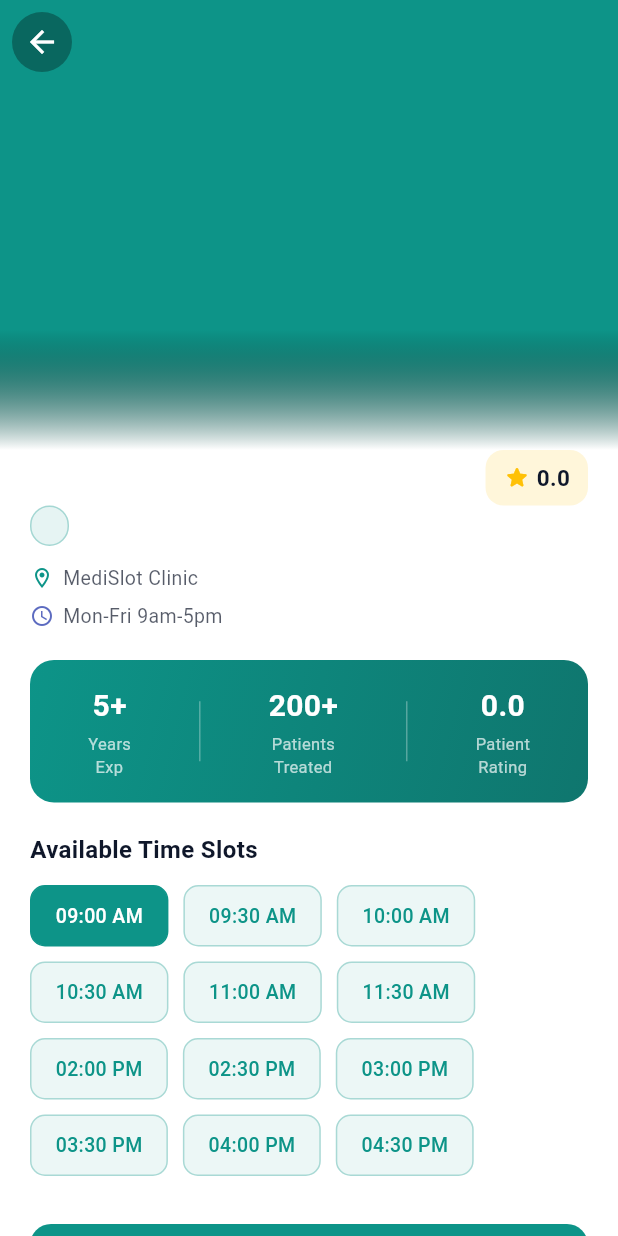
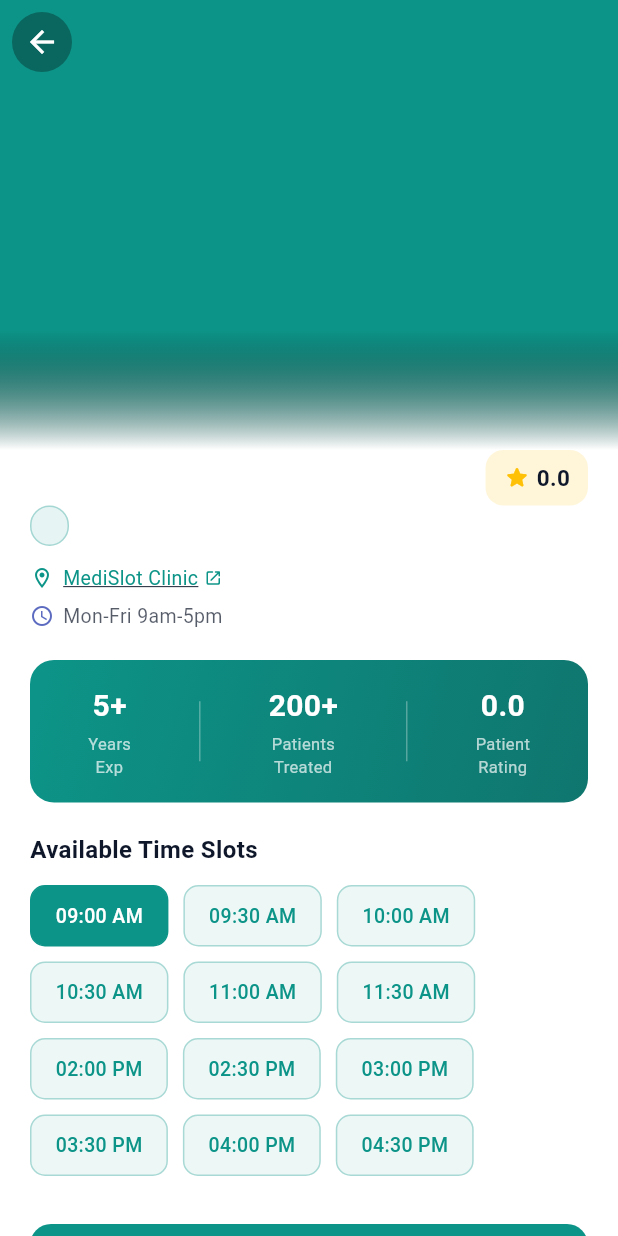
Before and after one commit to minna128/medislot_app, a Flutter app: the DoctorDetailScreen screen opened directly with empty values, after a tap on "09:00 AM", on a phone screen of 412 x 824 dp. Run offline on Flutter 3.47's test engine with Material 3 defaults, Android fonts, the phone set to English and light mode, and no system bars; our stand-ins replace cached_network_image, connectivity_plus, flutter_svg, geolocator, local_auth, shared_preferences and 1 more; accounts and stored records are empty; network calls fail; Roboto replaces fonts that are missing (Poppins); project files that could hold a hidden picture were left out.

Commit message:
GPS clinic distance, Google Maps integration, clinic locations updated

```diff
--- a/lib/screens/doctors/doctor_detail_screen.dart
+++ b/lib/screens/doctors/doctor_detail_screen.dart
@@ -2,6 +2,8 @@ import 'package:flutter/material.dart';
 import 'package:cached_network_image/cached_network_image.dart';
 import '../../data/models/doctor.dart';
 import '../booking/booking_screen.dart';
+import 'package:geolocator/geolocator.dart';
+import 'package:url_launcher/url_launcher.dart';
 
 class DoctorDetailScreen extends StatefulWidget {
   final Doctor doctor;
@@ -12,6 +14,85 @@ class DoctorDetailScreen extends StatefulWidget {
 }
 
 class _DoctorDetailScreenState extends State<DoctorDetailScreen> {
+  Future<void> _openInMaps() async {
+    final coords = _findCoords(widget.doctor.clinic);
+
+    if (coords == null) return;
+    final lat = coords[0];
+    final lng = coords[1];
+    final label = Uri.encodeComponent(widget.doctor.clinic);
+    final uri = Uri.parse(
+        'https://www.google.com/maps/search/?api=1&query=$lat,$lng&query_place_id=$label');
+    await launchUrl(uri, mode: LaunchMode.externalApplication);
+  }
+  String _distanceText = '';
+
+// Clinic coordinates map
+  static const Map<String, List<double>> _clinicCoords = {
+    'Heart Care Clinic':    [7.2906, 80.6337],   // Kandy
+    'Kids Health Clinic':   [6.0535, 80.2210],   // Galle
+    'Neuro Care Center':    [6.9271, 79.8612],   // Colombo
+    'Skin Wellness Clinic': [6.0535, 80.2210],   // Galle
+    'MediSlot Main Clinic': [6.9271, 79.8612],   // Colombo
+    'MediSlot Clinic':      [7.2906, 80.6337],   // Kandy
+    'Block A':              [7.2810, 80.6380],   // Kandy
+    'Block B':              [7.2820, 80.6390],   // Kandy
+  };
+
+  List<double>? _findCoords(String clinicName) {
+    // Exact match first
+    if (_clinicCoords.containsKey(clinicName)) return _clinicCoords[clinicName];
+    // Partial match — find the most specific key
+    String? bestKey;
+    int bestLen = 0;
+    for (final key in _clinicCoords.keys) {
+      if (clinicName.contains(key) && key.length > bestLen) {
+        bestKey = key;
+        bestLen = key.length;
+      }
+    }
+    return bestKey != null ? _clinicCoords[bestKey] : null;
+  }
+
+  Future<void> _getDistance() async {
+    try {
+      bool serviceEnabled = await Geolocator.isLocationServiceEnabled();
+      if (!serviceEnabled) {
+        setState(() => _distanceText = 'Location off');
+        return;
+      }
+
+      LocationPermission permission = await Geolocator.checkPermission();
+      if (permission == LocationPermission.denied) {
+        permission = await Geolocator.requestPermission();
+        if (permission == LocationPermission.denied) {
+          setState(() => _distanceText = 'Permission denied');
+          return;
+        }
+      }
+
+      final position = await Geolocator.getCurrentPosition(
+          desiredAccuracy: LocationAccuracy.low)
+          .timeout(const Duration(seconds: 10));
+
+      final coords = _findCoords(widget.doctor.clinic);
+
+      if (coords == null) {
+        setState(() => _distanceText = '');
+        return;
+      }
+
+      final distance = Geolocator.distanceBetween(
+          position.latitude, position.longitude,
+          coords[0], coords[1]);
+
+      final km = (distance / 1000).toStringAsFixed(1);
+      setState(() => _distanceText = '$km km from you');
+    } catch (e) {
+      setState(() => _distanceText = '');
+    }
+  }
+
   String? _selectedSlot;
 
   static const List<String> _timeSlots = [
@@ -19,6 +100,12 @@ class _DoctorDetailScreenState extends State<DoctorDetailScreen> {
     '11:00 AM', '11:30 AM', '02:00 PM', '02:30 PM',
     '03:00 PM', '03:30 PM', '04:00 PM', '04:30 PM',
   ];
+
+  @override
+  void initState() {
+    super.initState();
+    _getDistance();
+  }
 
   @override
   Widget build(BuildContext context) {
@@ -139,15 +226,35 @@ class _DoctorDetailScreenState extends State<DoctorDetailScreen> {
                   ),
                   const SizedBox(height: 12),
 
-                  Row(children: [
+                  GestureDetector(
+                    onTap: () async {
+                      print('Tapped clinic!');
+                      await _openInMaps();
+                    },
+                    child: Row(children: [
                       const Icon(Icons.location_on_outlined,
                           size: 16, color: Color(0xFF0D9488)),
                       const SizedBox(width: 6),
                       Flexible(child: Text(
                           doctor.clinic.isNotEmpty ? doctor.clinic : 'MediSlot Clinic',
-                        style: TextStyle(fontFamily: 'Poppins', fontSize: 13,
-                            color: textColor.withOpacity(0.7)))),
+                          style: const TextStyle(fontFamily: 'Poppins', fontSize: 13,
+                              color: Color(0xFF0D9488),
+                              decoration: TextDecoration.underline))),
+                      const SizedBox(width: 4),
+                      const Icon(Icons.open_in_new_rounded, size: 12, color: Color(0xFF0D9488)),
                     ]),
+                  ),
+                  if (_distanceText.isNotEmpty) ...[
+                    const SizedBox(height: 4),
+                    Row(children: [
+                      const Icon(Icons.near_me_outlined,
+                          size: 14, color: Color(0xFF0D9488)),
+                      const SizedBox(width: 6),
+                      Text(_distanceText,
+                          style: const TextStyle(fontFamily: 'Poppins', fontSize: 12,
+                              color: Color(0xFF0D9488), fontWeight: FontWeight.w500)),
+                    ]),
+                  ],
                   const SizedBox(height: 6),
                   Row(children: [
                     const Icon(Icons.access_time_outlined,
--- a/pubspec.yaml
+++ b/pubspec.yaml
@@ -25,8 +25,8 @@ dependencies:
 
   # Sensors
   geolocator: ^11.0.0
+  url_launcher: ^6.2.6
   sensors_plus: ^4.0.2
-  image_picker: ^1.1.2
   permission_handler: ^11.3.1
 
   # Images
```
Also changed, not shown: pubspec.lock, 6 other files. Lines whose indentation alone changed are shown as unchanged.
